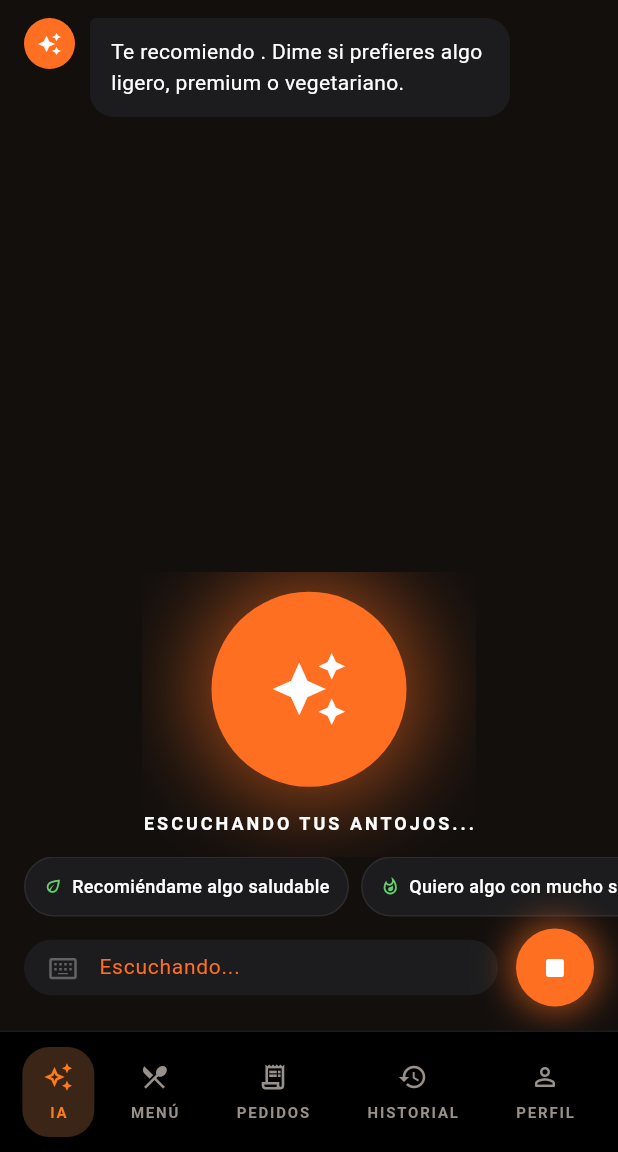
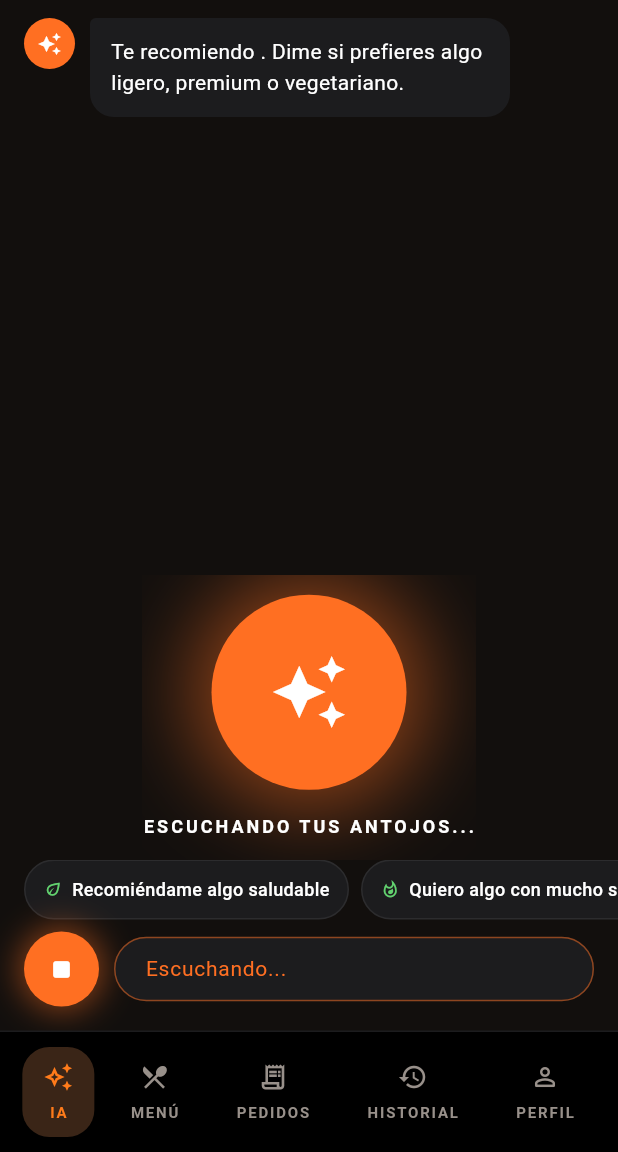
Before and after one commit to Jack-Limas/mobil_ordenow, a Flutter app: the CustomerAppScreen screen opened directly, after a tap on the "mic" icon, on a phone screen of 412 x 824 dp, the part 84-1236 px from its top. Run offline on Flutter 3.47's test engine with Material 3 defaults, Android fonts, the phone set to English and light mode, and no system bars; our stand-ins replace flutter_dotenv, flutter_local_notifications, flutter_tts, hive_flutter, speech_to_text, supabase_flutter; accounts and stored records are empty; network calls fail.

Commit message:
Arreglos de IA

```diff
--- a/lib/core/services/ai_service.dart
+++ b/lib/core/services/ai_service.dart
@@ -76,6 +76,7 @@ class AiService {
     required String orderStatus,
     List<String> allergies = const [],
     String diningPreferences = '',
+    bool hasActiveOrder = false,
   }) async {
     try {
       final response = await SupabaseConfig.client.functions.invoke(
@@ -86,6 +87,7 @@ class AiService {
               conversationHistory.map((m) => m.toJson()).toList(),
           'table_number': tableNumber,
           'order_status': orderStatus,
+          'has_active_order': hasActiveOrder,
           'allergies': allergies,
           'dining_preferences': diningPreferences,
           'cart_items': cartItems.map((item) => item.name).toList(),
--- a/lib/presentation/widgets/ai_chat_box.dart
+++ b/lib/presentation/widgets/ai_chat_box.dart
@@ -24,38 +24,62 @@ class _AiChatBoxState extends State<AiChatBox> {
   final stt.SpeechToText _speech = stt.SpeechToText();
   bool _isListening = false;
   bool _speechAvailable = false;
+  bool _speechInitialized = false;
+  bool _hasText = false;
 
   @override
   void initState() {
     super.initState();
-    _initSpeech();
+    _controller.addListener(_onTextChanged);
   }
 
-  Future<void> _initSpeech() async {
+  void _onTextChanged() {
+    final has = _controller.text.trim().isNotEmpty;
+    if (has != _hasText) setState(() => _hasText = has);
+  }
+
+  // Lazy init: only asks for mic permission the first time the user taps the mic button.
+  Future<bool> _ensureSpeechReady() async {
+    if (_speechInitialized) return _speechAvailable;
     final available = await _speech.initialize(
       onError: (_) => _setListening(false),
       onStatus: (status) {
         if (status == 'done' || status == 'notListening') _setListening(false);
       },
     );
+    _speechInitialized = true;
     if (mounted) setState(() => _speechAvailable = available);
+    if (!available && mounted) {
+      ScaffoldMessenger.of(context).showSnackBar(
+        const SnackBar(
+          content: Text(
+            'No se pudo acceder al micrófono. Verifica los permisos en Ajustes.',
+          ),
+          backgroundColor: Color(0xFF3A3A3C),
+        ),
+      );
+    }
+    return available;
   }
 
   void _setListening(bool value) {
+    if (!mounted) return;
     setState(() => _isListening = value);
     widget.onListeningChanged?.call(value);
   }
 
   Future<void> _toggleListening() async {
-    if (!_speechAvailable) return;
     if (_isListening) {
       await _speech.stop();
       _setListening(false);
       return;
     }
+    final ready = await _ensureSpeechReady();
+    if (!ready) return;
     _setListening(true);
     await _speech.listen(
       onResult: (result) {
+        if (!mounted) return;
         setState(() {
           _controller.text = result.recognizedWords;
           _controller.selection = TextSelection.fromPosition(
@@ -72,12 +96,17 @@ class _AiChatBoxState extends State<AiChatBox> {
   Future<void> _send() async {
     final text = _controller.text.trim();
     if (text.isEmpty || widget.isLoading) return;
+    if (_isListening) {
+      await _speech.stop();
+      _setListening(false);
+    }
     _controller.clear();
     await widget.onSend(text);
   }
 
   @override
   void dispose() {
+    _controller.removeListener(_onTextChanged);
     _controller.dispose();
     _speech.stop();
     super.dispose();
@@ -86,34 +115,62 @@ class _AiChatBoxState extends State<AiChatBox> {
   @override
   Widget build(BuildContext context) {
     return Row(
+      crossAxisAlignment: CrossAxisAlignment.center,
       children: [
+        // Mic button — tap to start, tap again to stop
+        GestureDetector(
+          onTap: _toggleListening,
+          child: AnimatedContainer(
+            duration: const Duration(milliseconds: 200),
+            width: 50,
+            height: 50,
+            decoration: BoxDecoration(
+              shape: BoxShape.circle,
+              color: _isListening
+                  ? const Color(0xFFFF6F22)
+                  : const Color(0xFF2C2C2E),
+              boxShadow: _isListening
+                  ? [
+                      BoxShadow(
+                        color: const Color(0xFFFF6F22).withValues(alpha: 0.5),
+                        blurRadius: 18,
+                        spreadRadius: 3,
+                      ),
+                    ]
+                  : const [],
+            ),
+            child: Icon(
+              _isListening ? Icons.stop_rounded : Icons.mic_rounded,
+              color: _isListening ? Colors.white : const Color(0xFF8E8E93),
+              size: 22,
+            ),
+          ),
+        ),
+        const SizedBox(width: 10),
+        // Text field — shows transcription in real time; editable before sending
         Expanded(
-          child: Container(
-            padding: const EdgeInsets.symmetric(horizontal: 16, vertical: 8),
+          child: AnimatedContainer(
+            duration: const Duration(milliseconds: 200),
+            padding: const EdgeInsets.symmetric(horizontal: 16, vertical: 10),
             decoration: BoxDecoration(
               color: const Color(0xFF1C1C1E),
               borderRadius: BorderRadius.circular(24),
+              border: Border.all(
+                color: _isListening
+                    ? const Color(0xFFFF6F22).withValues(alpha: 0.5)
+                    : Colors.transparent,
               ),
-            child: Row(
-              children: [
-                const Icon(
-                  Icons.keyboard_alt_outlined,
-                  color: Color(0xFF636366),
-                  size: 20,
             ),
-                const SizedBox(width: 10),
-                Expanded(
             child: TextField(
               controller: _controller,
               style: const TextStyle(color: Colors.white, fontSize: 14),
               onSubmitted: (_) => _send(),
+              textInputAction: TextInputAction.send,
               decoration: InputDecoration(
                 border: InputBorder.none,
                 isDense: true,
                 contentPadding: EdgeInsets.zero,
-                      hintText: _isListening
-                          ? 'Escuchando...'
-                          : widget.hintText,
+                hintText: _isListening ? 'Escuchando...' : widget.hintText,
                 hintStyle: TextStyle(
                   color: _isListening
                       ? const Color(0xFFFF6F22)
@@ -123,42 +180,48 @@ class _AiChatBoxState extends State<AiChatBox> {
               ),
             ),
           ),
-              ],
+        ),
+        // Send button — appears with animation when text is present
+        AnimatedSwitcher(
+          duration: const Duration(milliseconds: 180),
+          transitionBuilder: (child, animation) =>
+              ScaleTransition(scale: animation, child: child),
+          child: _hasText
+              ? Padding(
+                  key: const ValueKey('send'),
+                  padding: const EdgeInsets.only(left: 10),
+                  child: GestureDetector(
+                    onTap: widget.isLoading ? null : _send,
+                    child: AnimatedContainer(
+                      duration: const Duration(milliseconds: 200),
+                      width: 50,
+                      height: 50,
+                      decoration: BoxDecoration(
+                        shape: BoxShape.circle,
+                        color: widget.isLoading
+                            ? const Color(0xFF3A3A3C)
+                            : const Color(0xFFFF6F22),
+                      ),
+                      child: widget.isLoading
+                          ? const Center(
+                              child: SizedBox(
+                                width: 20,
+                                height: 20,
+                                child: CircularProgressIndicator(
+                                  strokeWidth: 2,
+                                  color: Color(0xFF636366),
+                                ),
+                              ),
+                            )
+                          : const Icon(
+                              Icons.arrow_upward_rounded,
+                              color: Colors.white,
+                              size: 22,
                             ),
                     ),
                   ),
-        const SizedBox(width: 12),
-        GestureDetector(
-          onTap: _toggleListening,
-          onLongPressStart: (_) => _toggleListening(),
-          onLongPressEnd: (_) async {
-            if (_isListening) {
-              await _speech.stop();
-              _setListening(false);
-            }
-          },
-          child: AnimatedContainer(
-            duration: const Duration(milliseconds: 200),
-            width: 52,
-            height: 52,
-            decoration: BoxDecoration(
-              shape: BoxShape.circle,
-              color: const Color(0xFFFF6F22),
-              boxShadow: [
-                BoxShadow(
-                  color: const Color(0xFFFF6F22)
-                      .withValues(alpha: _isListening ? 0.6 : 0.25),
-                  blurRadius: _isListening ? 20 : 8,
-                  spreadRadius: _isListening ? 4 : 0,
-                ),
-              ],
-            ),
-            child: Icon(
-              _isListening ? Icons.stop_rounded : Icons.mic_rounded,
-              color: Colors.white,
-              size: 24,
-            ),
-          ),
+                )
+              : const SizedBox(key: ValueKey('empty')),
         ),
       ],
     );
```
Also changed, not shown: lib/presentation/providers/ai_provider.dart (+33 -1 lines), lib/presentation/providers/order_provider.dart (+64 -0 lines), 4 other files. Lines whose indentation alone changed are shown as unchanged.
